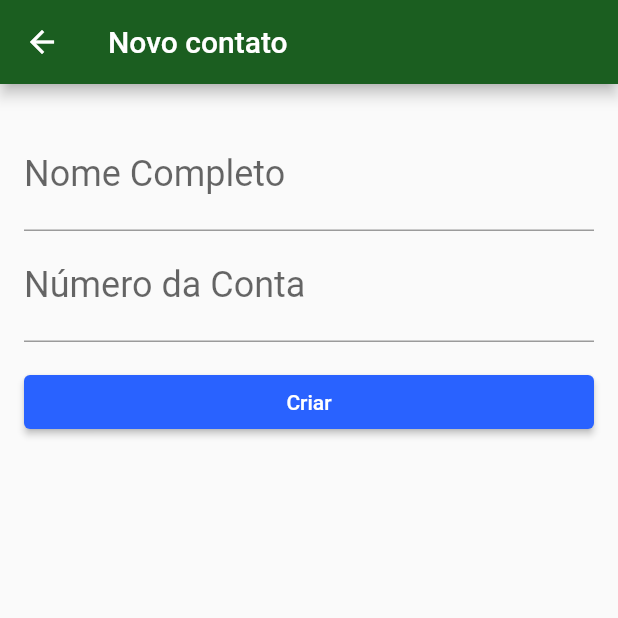
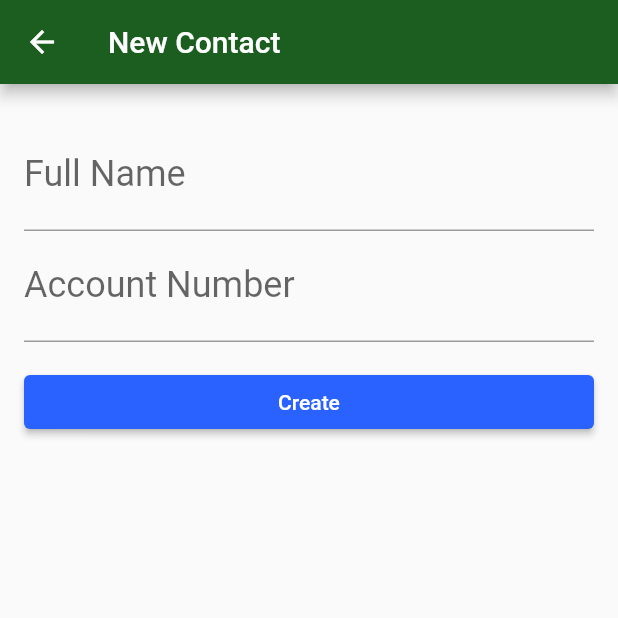
Before and after one commit to MikeJhoeB/ByteBank, a Flutter app: the ContactsForm screen opened directly, on a phone screen of 412 x 824 dp, the top half of it. Run offline on Flutter 3.47's test engine with Material 2 defaults, Android fonts, the phone set to English and light mode, and no system bars; our stand-ins replace sqflite; missing offline and left inert: http_interceptor; accounts and stored records are empty.

Commit message:
Tradução de mais alguns Texts que ficaram restantes, para o Inglês para padronizar o projeto

```diff
--- a/lib/screens/contacts_update.dart
+++ b/lib/screens/contacts_update.dart
@@ -26,7 +26,7 @@ class _ContactsUpdateState extends State<ContactsUpdate> {
 
     return Scaffold(
       appBar: AppBar(
-        title: (Text("Atualizar contato")),
+        title: (Text("Update contact")),
       ),
       body: Padding(
         padding: const EdgeInsets.all(16.0),
@@ -37,7 +37,7 @@ class _ContactsUpdateState extends State<ContactsUpdate> {
               child: TextField(
                 controller: _nomeController,
                 decoration: InputDecoration(
-                  labelText: "Nome Completo",
+                  labelText: "Full Name",
                 ),
                 style: TextStyle(fontSize: 24.0),
               ),
@@ -45,7 +45,7 @@ class _ContactsUpdateState extends State<ContactsUpdate> {
             TextField(
               controller: _contaController,
               decoration: InputDecoration(
-                labelText: "Número da Conta",
+                labelText: "Account Number",
               ),
               style: TextStyle(fontSize: 24.0),
               keyboardType: TextInputType.number,
@@ -61,7 +61,7 @@ class _ContactsUpdateState extends State<ContactsUpdate> {
                     final Contact updateContato = Contact(contact.id, nome,conta!);
                     _dao.update(updateContato).then((id) =>  Navigator.pop(context));
                   },
-                  child: Text("Atualizar"),
+                  child: Text("Update"),
                 ),
               ),
             )
--- a/lib/screens/forms/contacts_form.dart
+++ b/lib/screens/forms/contacts_form.dart
@@ -16,7 +16,7 @@ class _ContactsFormState extends State<ContactsForm> {
   Widget build(BuildContext context) {
     return Scaffold(
       appBar: AppBar(
-        title: (Text("Novo contato")),
+        title: (Text("New Contact")),
       ),
       body: Padding(
         padding: const EdgeInsets.all(16.0),
@@ -27,7 +27,7 @@ class _ContactsFormState extends State<ContactsForm> {
               child: TextField(
                 controller: _nomeController,
                 decoration: InputDecoration(
-                  labelText: "Nome Completo",
+                  labelText: "Full Name",
                 ),
                 style: TextStyle(fontSize: 24.0),
               ),
@@ -35,7 +35,7 @@ class _ContactsFormState extends State<ContactsForm> {
             TextField(
               controller: _contaController,
               decoration: InputDecoration(
-                labelText: "Número da Conta",
+                labelText: "Account Number",
               ),
               style: TextStyle(fontSize: 24.0),
               keyboardType: TextInputType.number,
@@ -51,7 +51,7 @@ class _ContactsFormState extends State<ContactsForm> {
                     final Contact novoContato = Contact(0, nome,conta!);
                     _dao.save(novoContato).then((id) =>  Navigator.pop(context));
                   },
-                  child: Text("Criar"),
+                  child: Text("Create"),
                 ),
               ),
             )
```
